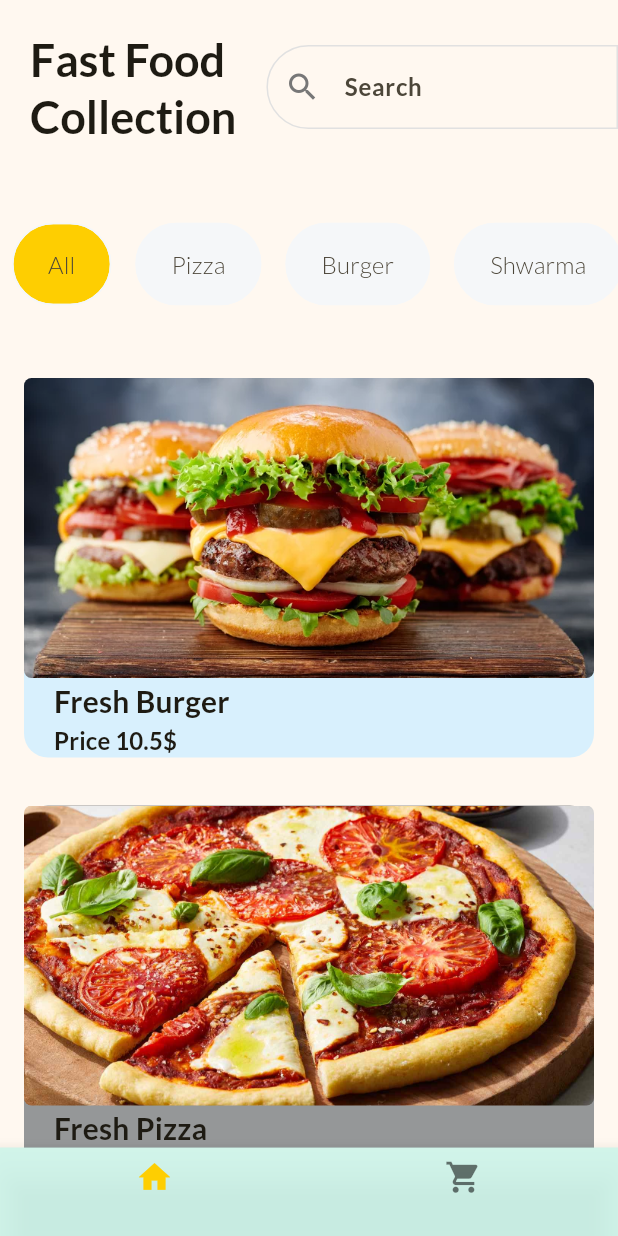
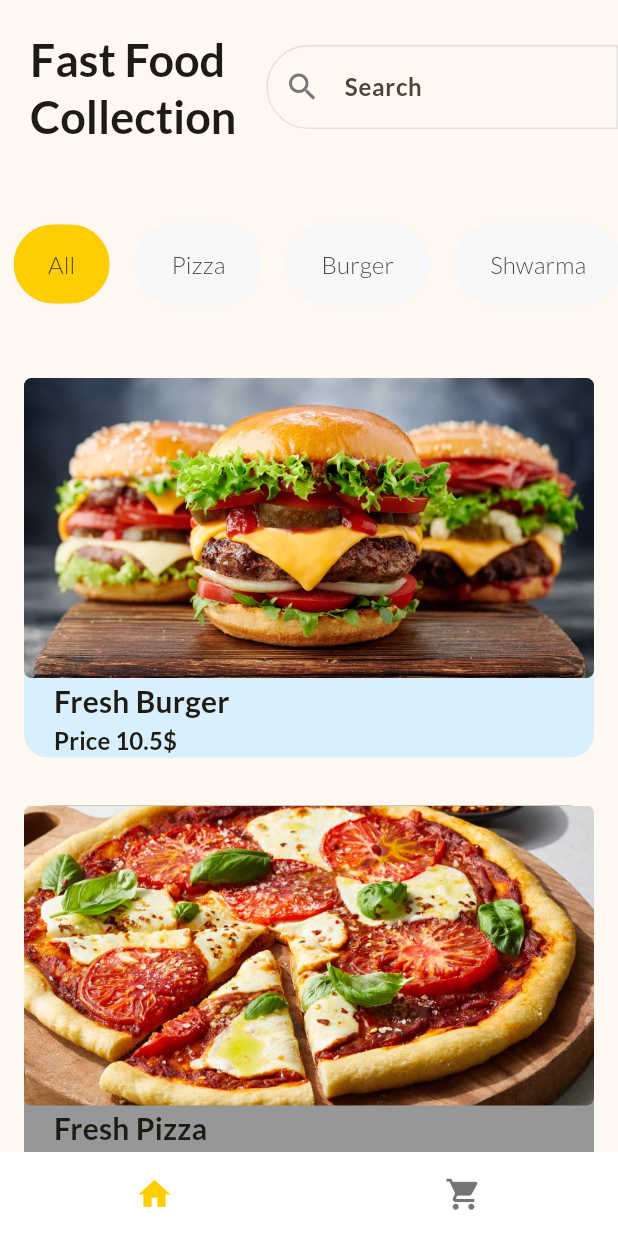
Before and after one commit to arslan-aslam-brw/simple_ecomrece_app_1, a Flutter app: the screen it shows after launch, on a phone screen of 412 x 824 dp. Run offline on Flutter 3.47's test engine with Material 3 defaults, Android fonts, the phone set to English and light mode, and no system bars.

Commit message:
lib/pages/bottom_nav_bar.dart lib/pages/home_page.dart -> lib/pages/home_page_product.dart lib/pages/item_cart_page.dart lib/widgets/main.dart lib/widgets/module_dummy_data.dart pubspec.lock pubspec.yaml

```diff
--- /dev/null
+++ b/lib/pages/bottom_nav_bar.dart
@@ -0,0 +1,66 @@
+import 'package:flutter/material.dart';
+import 'package:simple_ecomrece_app_1/pages/home_page_product.dart';
+import 'package:simple_ecomrece_app_1/pages/item_cart_page.dart';
+
+class BottomNavBar extends StatefulWidget {
+  const BottomNavBar({super.key});
+
+  @override
+  State<BottomNavBar> createState() => _BottomNavBarState();
+}
+
+class _BottomNavBarState extends State<BottomNavBar> {
+  /// currentPage var is by default selected one fisrt page
+  int currentPage = 0;
+
+  /// Creating list of pages for move from botomnavigation
+  List<Widget> pages = const [HomePageProduct(), CartItems()];
+  @override
+  Widget build(BuildContext context) {
+    return Scaffold(
+      /// passing current list items in pages
+      /// body: pages[currentPage],
+      /// IndexedStack is used for stack content on page
+      /// means when we move to next page, content not restart and start where we left
+      body: IndexedStack(
+        index: currentPage,
+
+        /// Childeren is widget type and pages is also is widget, so we pas it easily
+        children: pages,
+      ),
+
+      bottomNavigationBar: BottomNavigationBar(
+        iconSize: 25,
+        selectedFontSize: 0,
+        unselectedFontSize: 0,
+        elevation: 0,
+
+        /// its required and giving it a value of current page
+        currentIndex: currentPage,
+
+        /// when onTap it moves to another page
+        onTap: (value) {
+          setState(() {
+            /// passing pages to value for moving
+            currentPage = value;
+          });
+        },
+        backgroundColor: Colors.white,
+        items: [
+          BottomNavigationBarItem(
+              icon: const Icon(
+                Icons.home,
+              ),
+              label: '',
+              backgroundColor: Theme.of(context).colorScheme.primary),
+          const BottomNavigationBarItem(
+              icon: Icon(
+                Icons.shopping_cart,
+              ),
+              label: '',
+              backgroundColor: Colors.white),
+        ],
+      ),
+    );
+  }
+}
--- a/lib/pages/home_page.dart
+++ b/lib/pages/home_page_product.dart
@@ -3,14 +3,14 @@ import 'package:simple_ecomrece_app_1/widgets/items_container.dart';
 import 'package:simple_ecomrece_app_1/widgets/module_dummy_data.dart';
 import 'package:simple_ecomrece_app_1/pages/product_detail.dart';
 
-class HomePage extends StatefulWidget {
-  const HomePage({super.key});
+class HomePageProduct extends StatefulWidget {
+  const HomePageProduct({super.key});
 
   @override
-  State<HomePage> createState() => _HomePageState();
+  State<HomePageProduct> createState() => _HomePageProductState();
 }
 
-class _HomePageState extends State<HomePage> {
+class _HomePageProductState extends State<HomePageProduct> {
   /// Creating list of menu items in array
   final List<String> filters = const ['All', 'Pizza', 'Burger', 'Shwarma'];
 
@@ -156,25 +156,6 @@ class _HomePageState extends State<HomePage> {
           ],
         ),
       ),
-
-      bottomNavigationBar: BottomNavigationBar(
-        iconSize: 25,
-        backgroundColor: const Color.fromARGB(214, 202, 245, 234),
-        items: [
-          BottomNavigationBarItem(
-              icon: const Icon(
-                Icons.home,
-              ),
-              label: '',
-              backgroundColor: Theme.of(context).colorScheme.primary),
-          const BottomNavigationBarItem(
-              icon: Icon(
-                Icons.shopping_cart,
-              ),
-              label: '',
-              backgroundColor: Colors.white),
-        ],
-      ),
     );
   }
 }
--- /dev/null
+++ b/lib/pages/item_cart_page.dart
@@ -0,0 +1,12 @@
+import 'package:flutter/material.dart';
+
+class CartItems extends StatelessWidget {
+  const CartItems({super.key});
+
+  @override
+  Widget build(BuildContext context) {
+    return const Scaffold(
+      body: Center(child: Text("Cart Page")),
+    );
+  }
+}
--- a/lib/widgets/main.dart
+++ b/lib/widgets/main.dart
@@ -1,5 +1,5 @@
 import 'package:flutter/material.dart';
-import 'package:simple_ecomrece_app_1/pages/home_page.dart';
+import 'package:simple_ecomrece_app_1/pages/bottom_nav_bar.dart';
 
 void main() {
   runApp(const MyApp());
@@ -46,7 +46,7 @@ class MyApp extends StatelessWidget {
           centerTitle: true,
         ),
       ),
-      home: const HomePage(),
+      home: const BottomNavBar(),
     );
   }
 }
--- a/lib/widgets/module_dummy_data.dart
+++ b/lib/widgets/module_dummy_data.dart
@@ -1,5 +1,6 @@
 /// This is Data of Items means Name, pics, price, id etc, like json file
 /// We use it to fetch data from there
+library;
 
 final products = [
   {
--- a/pubspec.yaml
+++ b/pubspec.yaml
@@ -45,7 +45,7 @@ dev_dependencies:
   # activated in the `analysis_options.yaml` file located at the root of your
   # package. See that file for information about deactivating specific lint
   # rules and activating additional ones.
-  flutter_lints: ^2.0.0
+  flutter_lints: ^3.0.1
 
 # For information on the generic Dart part of this file, see the
 # following page: https://dart.dev/tools/pub/pubspec
```
Also changed, not shown: pubspec.lock.
